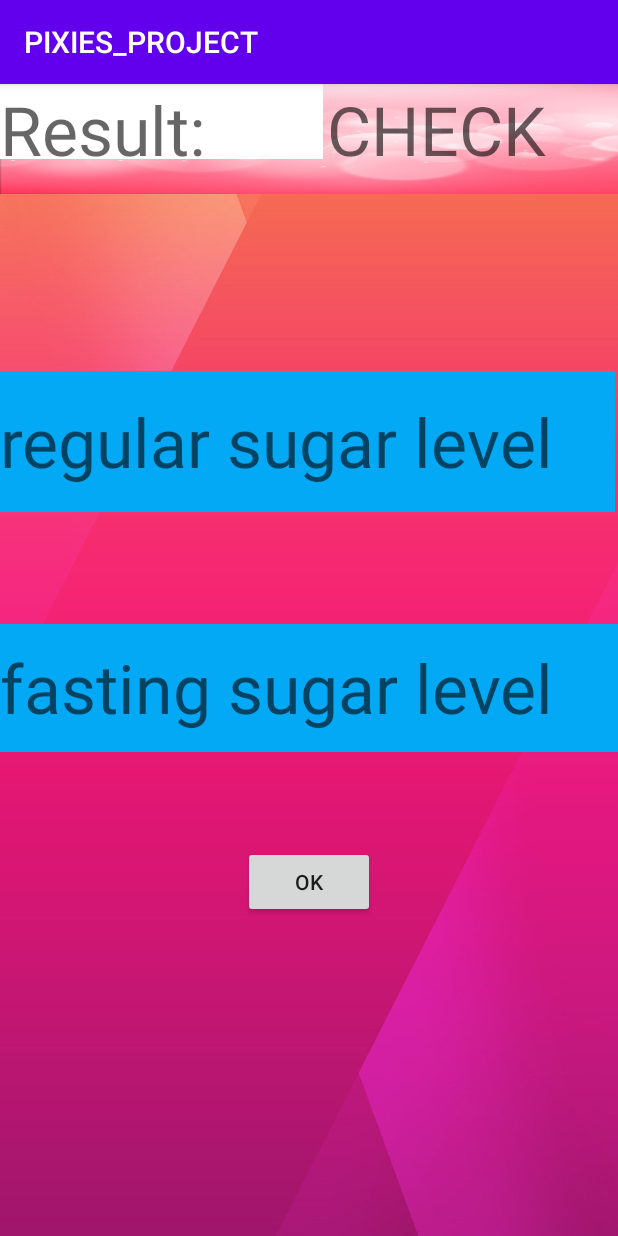
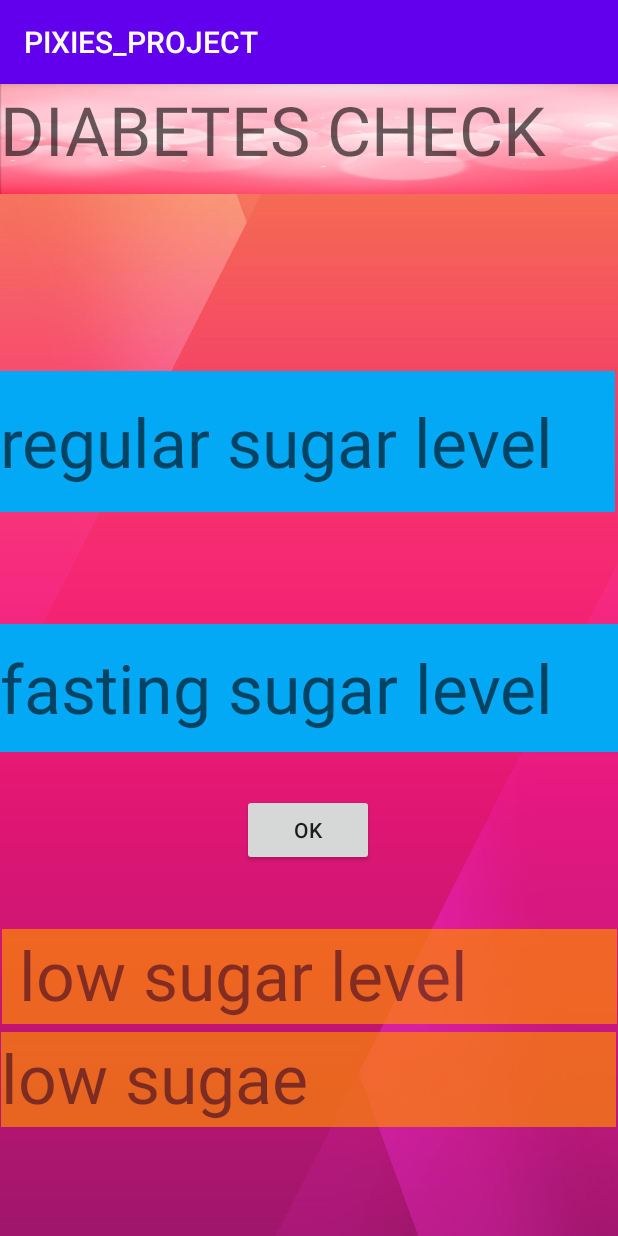
Before and after one commit to Asmita33/PIXIES_PROJECT, an Android app: the diabetes screen opened directly, with no data from a screen before it, after a tap on "OK", on a phone screen of 412 x 824 dp. Run offline under Robolectric (Android 15) with nearby library versions, the phone set to English and light mode, and no system bars; 2 statements that could not run were skipped.

Commit message:
bp sugar timer

```diff
--- a/app/src/main/java/com/example/pixies_project/diabetes.java
+++ b/app/src/main/java/com/example/pixies_project/diabetes.java
@@ -5,27 +5,69 @@ import androidx.appcompat.app.AppCompatActivity;
 import android.os.Bundle;
 import android.view.View;
 import android.widget.Button;
+import android.widget.EditText;
+import android.widget.TextView;
 
 public class diabetes extends AppCompatActivity {
 
     Button okm4;
 
+    EditText regularm,fastingm;
+    TextView result,result2;
+    String message ;
+    String message2;
+
+
     @Override
     protected void onCreate(Bundle savedInstanceState) {
         super.onCreate(savedInstanceState);
         setContentView(R.layout.activity_diabetes);
+        okm4= findViewById(R.id.okbtn4) ;
+        regularm= findViewById(R.id.higherev) ;
+        fastingm= findViewById(R.id.higherev) ;
+        result = findViewById(R.id.dresult);
+        result2 = findViewById(R.id.d1result);
+
+        okm4.setOnClickListener(new View.OnClickListener() {
+            @Override
+            public void onClick(View v) {
+
+                double x = Double.parseDouble(regularm.getText().toString());
+                double y = Double.parseDouble(fastingm.getText().toString());
 
 
-
-        okm4= findViewById(R.id.okbtn4) ;
+                checkbp(x);
+                checklbp(y);
+                result.setText(message);
+                result2.setText(message2);
 
 
 
 
 
-        okm4.setOnClickListener(new View.OnClickListener() {
-            @Override
-            public void onClick(View v) {
+            }
+
+            void checkbp(double a)
+            {
+                if(a<=70)
+                    message=" low sugar level";
+                else if (a<=100)
+                    message="normal";
+                else if(a<125)
+                    message="prediabletes";
+
+                else
+                    message="diabetes";
+            }
+
+            void checklbp(double b){
+                if(b<=100)
+                    message2="low sugae";
+
+                else if(b<=140)
+                    message2 =" normal";
+                else
+                    message2 ="diabetes";
 
 
 
--- a/app/src/main/res/layout/activity_diabetes.xml
+++ b/app/src/main/res/layout/activity_diabetes.xml
@@ -9,7 +9,7 @@
 
 
     <TextView
-        android:id="@+id/pc"
+        android:id="@+id/bmitv"
         android:layout_width="477dp"
         android:layout_height="73dp"
         android:background="@drawable/wallpaper"
@@ -54,16 +54,6 @@
         app:layout_constraintTop_toTopOf="parent"
         app:layout_constraintVertical_bias="0.545" />
 
-    <TextView
-        android:id="@+id/resultdiabetes"
-
-        android:layout_width="215dp"
-        android:layout_height="50dp"
-        android:background="#FFFFFF"
-        android:text="Result:"
-        android:textAppearance="@style/TextAppearance.AppCompat.Display2"
-        tools:layout_editor_absoluteX="98dp"
-        tools:layout_editor_absoluteY="483dp" />
 
     <Button
         android:id="@+id/okbtn4"
@@ -72,9 +62,39 @@
         android:text="OK"
         app:layout_constraintBottom_toBottomOf="parent"
         app:layout_constraintEnd_toEndOf="parent"
+        app:layout_constraintHorizontal_bias="0.498"
         app:layout_constraintStart_toStartOf="parent"
         app:layout_constraintTop_toTopOf="parent"
-        app:layout_constraintVertical_bias="0.706" />
+        app:layout_constraintVertical_bias="0.657" />
+
+    <TextView
+        android:id="@+id/dresult"
+        android:layout_width="410dp"
+        android:layout_height="63dp"
+        android:alpha="0.7"
+        android:background="@android:color/holo_orange_dark"
+        android:textAppearance="@style/TextAppearance.AppCompat.Display2"
+        app:layout_constraintBottom_toBottomOf="parent"
+        app:layout_constraintEnd_toEndOf="parent"
+        app:layout_constraintHorizontal_bias="0.5"
+        app:layout_constraintStart_toStartOf="parent"
+        app:layout_constraintTop_toTopOf="parent"
+        app:layout_constraintVertical_bias="0.799" />
+
+
+    <TextView
+        android:id="@+id/d1result"
+        android:layout_width="410dp"
+        android:layout_height="63dp"
+        android:alpha="0.7"
+        android:background="@android:color/holo_orange_dark"
+        android:textAppearance="@style/TextAppearance.AppCompat.Display2"
+        app:layout_constraintBottom_toBottomOf="parent"
+        app:layout_constraintEnd_toEndOf="parent"
+        app:layout_constraintHorizontal_bias="0.495"
+        app:layout_constraintStart_toStartOf="parent"
+        app:layout_constraintTop_toTopOf="parent"
+        app:layout_constraintVertical_bias="0.897" />
 
 
 </androidx.constraintlayout.widget.ConstraintLayout>
```
Also changed, not shown: app/src/main/java/com/example/pixies_project/activity2.java (+12 -1 lines), app/src/main/java/com/example/pixies_project/bloodpressure.java (+60 -10 lines), app/src/main/java/com/example/pixies_project/exercise.java (+101 -0 lines), app/src/main/res/layout/activity_activity2.xml (+12 -0 lines), app/src/main/res/layout/activity_bloodpressure.xml (+65 -41 lines), app/src/main/res/layout/activity_exercise.xml (+40 -2 lines).
